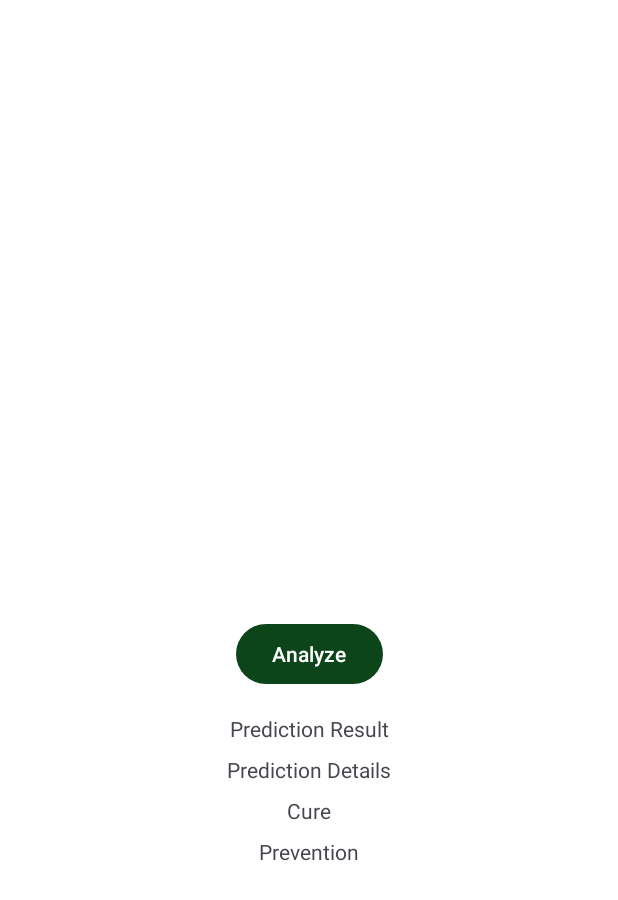
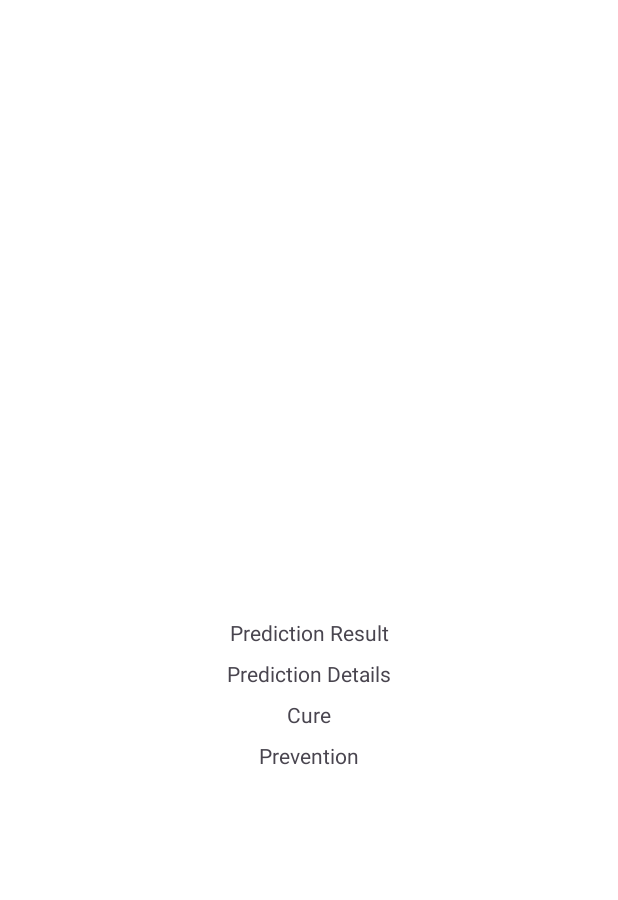
Before and after one commit to farizhaidar/Leaf-Sense, an Android app: the layout activity_result.xml on its own in the app's theme, with its tools: preview values and no code run, on a phone screen of 412 x 824 dp. Shown: the top 900 px of the screen. Run offline under Robolectric (Android 15) with nearby library versions, the phone set to English and light mode, and no system bars.

```diff
--- a/app/src/main/AndroidManifest.xml
+++ b/app/src/main/AndroidManifest.xml
@@ -37,7 +37,7 @@
             android:name=".ui.leaf.TeaActivity"
             android:exported="false" />
         <activity
-            android:name=".ui.ResultActivity"
+            android:name=".ui.result.ResultActivity"
             android:exported="false" /> <!-- FileProvider configuration -->
         <provider
             android:name="androidx.core.content.FileProvider"
--- a/app/src/main/java/com/bangkit/leafsense/ui/camera/CameraActivity.kt
+++ b/app/src/main/java/com/bangkit/leafsense/ui/camera/CameraActivity.kt
@@ -25,7 +25,7 @@ import androidx.core.content.ContextCompat
 import com.bangkit.leafsense.R
 import com.bangkit.leafsense.createCustomTempFile
 import com.bangkit.leafsense.databinding.ActivityCameraBinding
-import com.bangkit.leafsense.ui.ResultActivity
+import com.bangkit.leafsense.ui.result.ResultActivity
 
 class CameraActivity : AppCompatActivity() {
     private lateinit var binding: ActivityCameraBinding
@@ -168,7 +168,7 @@ class CameraActivity : AppCompatActivity() {
         binding.imageActionButtons.visibility = View.GONE
 
         imageUri?.let {
-            Toast.makeText(this, "Gambar disimpan!", Toast.LENGTH_SHORT).show()
+            Toast.makeText(this, "Gambar sedang di deteksi!", Toast.LENGTH_SHORT).show()
 
             val intent = Intent(this, ResultActivity::class.java).apply {
                 putExtra(ResultActivity.EXTRA_IMAGE_URI, it.toString())
--- a/app/src/main/res/layout/activity_result.xml
+++ b/app/src/main/res/layout/activity_result.xml
@@ -18,22 +18,13 @@
             app:layout_constraintTop_toTopOf="parent"
             android:contentDescription="Captured Image"/>
 
-        <Button
-            android:id="@+id/analyzeButton"
-            android:layout_width="wrap_content"
-            android:layout_height="wrap_content"
-            android:text="Analyze"
-            app:layout_constraintTop_toBottomOf="@id/imageView"
-            app:layout_constraintStart_toStartOf="parent"
-            app:layout_constraintEnd_toEndOf="parent"
-            android:layout_marginTop="16dp"/>
 
         <TextView
             android:id="@+id/predictionResult"
             android:layout_width="wrap_content"
             android:layout_height="wrap_content"
             android:text="Prediction Result"
-            app:layout_constraintTop_toBottomOf="@id/analyzeButton"
+            app:layout_constraintTop_toBottomOf="@id/imageView"
             android:layout_marginTop="16dp"
             android:layout_marginBottom="8dp"
             app:layout_constraintStart_toStartOf="parent"
```
Also changed, not shown: app/src/main/java/com/bangkit/leafsense/ui/result/ResultActivity.kt (renamed from app/src/main/java/com/bangkit/leafsense/ui/ResultActivity.kt, +5 -15 lines).
